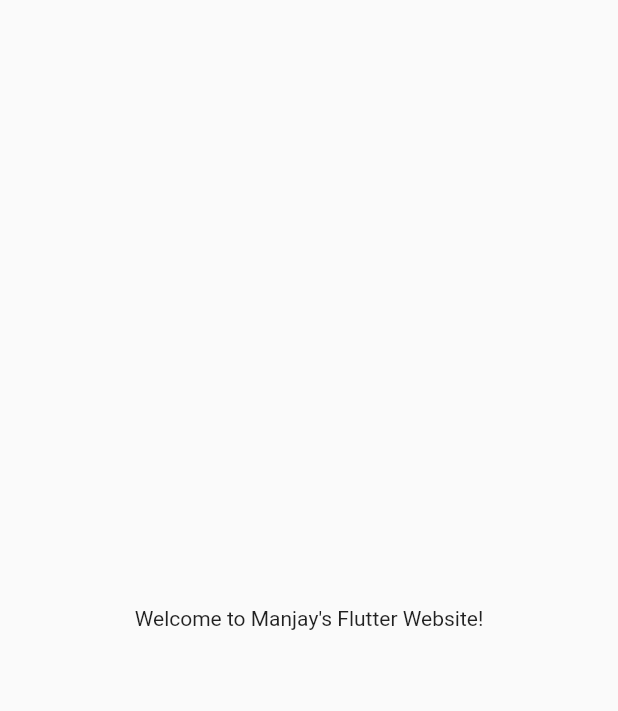
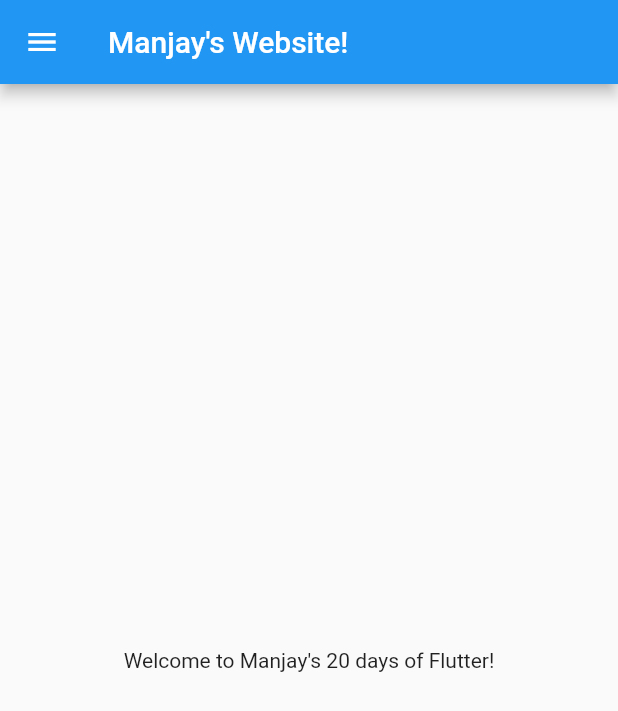
Before and after one commit to manjay6428/Flutter-app, a Flutter app: the screen it shows after launch, on a phone screen of 412 x 824 dp. Shown: the top 711 px of the screen. Run offline on Flutter 3.47's test engine with Material 2 defaults, Android fonts, the phone set to English and light mode, and no system bars.

Commit message:
Day2 Completed

```diff
--- /dev/null
+++ b/lib/home_page.dart
@@ -0,0 +1,21 @@
+import 'package:flutter/material.dart';
+
+class HomePage extends StatelessWidget {
+  const HomePage({Key? key}) : super(key: key);
+
+  @override
+  Widget build(BuildContext context) {
+    int days = 20;
+    return Scaffold(
+      appBar: AppBar(
+        title: Text("Manjay's Website!"),
+      ),
+      body: Center(
+        child: Container(
+          child: Text("Welcome to Manjay's $days days of Flutter!"),
+        ),
+      ),
+      drawer: Drawer(),
+    );
+  }
+}
--- a/lib/main.dart
+++ b/lib/main.dart
@@ -1,4 +1,5 @@
 import 'package:flutter/material.dart';
+import 'package:test/home_page.dart';
 
 void main() {
   runApp(MyApp());
@@ -10,11 +11,7 @@ class MyApp extends StatelessWidget {
   @override
   Widget build(BuildContext context) {
     return MaterialApp(
-      home: Material(
-          child: Center(
-              child: Container(
-        child: Text("Welcome to Manjay's Flutter Website!"),
-      ))),
+      home: HomePage(),
     );
   }
 }
```
